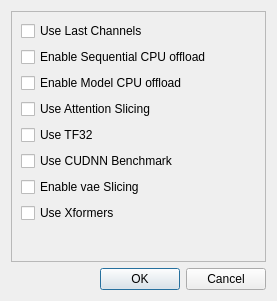
First picture: the form in src/airunner/pyqt/advanced_settings.ui, repository Capsize-Games/airunner, before the edit.
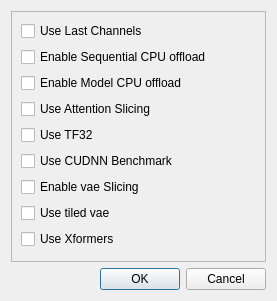
Second picture: the form after the edit.

Commit message: Improvements to memory settings

Patch:
```diff
--- a/src/airunner/pyqt/advanced_settings.ui
+++ b/src/airunner/pyqt/advanced_settings.ui
@@ -72,13 +72,20 @@
         </property>
        </widget>
       </item>
-      <item row="7" column="0">
+      <item row="8" column="0">
        <widget class="QCheckBox" name="use_xformers">
         <property name="text">
          <string>Use Xformers</string>
         </property>
        </widget>
       </item>
+      <item row="7" column="0">
+       <widget class="QCheckBox" name="use_tiled_vae">
+        <property name="text">
+         <string>Use tiled vae</string>
+        </property>
+       </widget>
+      </item>
      </layout>
     </widget>
    </item>
```
The commit also changes 3 other files.
